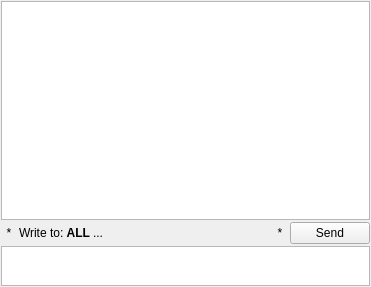
The window that src/GuiChat.ui (hwgao/beebeep) describes before a commit, drawn with Qt 5.
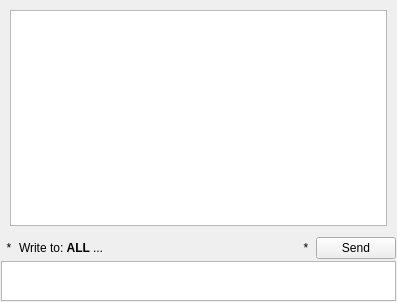
The same window after the commit. Custom widgets are drawn as their Qt base class.

Patch:
```diff
--- a/src/GuiChat.ui
+++ b/src/GuiChat.ui
@@ -6,8 +6,8 @@
    <rect>
     <x>0</x>
     <y>0</y>
-    <width>371</width>
-    <height>287</height>
+    <width>397</width>
+    <height>302</height>
    </rect>
   </property>
   <property name="sizePolicy">
@@ -19,7 +19,7 @@
   <property name="windowTitle">
    <string>Chat</string>
   </property>
-  <layout class="QGridLayout" name="gridLayout">
+  <layout class="QGridLayout" name="gridLayout_2">
    <property name="margin">
     <number>1</number>
    </property>
@@ -27,6 +27,19 @@
     <number>2</number>
    </property>
    <item row="0" column="0" colspan="5">
+    <widget class="QStackedWidget" name="mp_swChat">
+     <property name="sizePolicy">
+      <sizepolicy hsizetype="Expanding" vsizetype="Expanding">
+       <horstretch>0</horstretch>
+       <verstretch>0</verstretch>
+      </sizepolicy>
+     </property>
+     <property name="lineWidth">
+      <number>0</number>
+     </property>
+     <widget class="QWidget" name="mp_pageChatText">
+      <layout class="QGridLayout" name="gridLayout">
+       <item row="0" column="0">
     <widget class="QTextBrowser" name="mp_teChat">
      <property name="minimumSize">
       <size>
@@ -43,6 +56,11 @@
      <property name="textInteractionFlags">
       <set>Qt::TextBrowserInteraction</set>
      </property>
+        </widget>
+       </item>
+      </layout>
+     </widget>
+     <widget class="QWidget" name="page_2"/>
     </widget>
    </item>
    <item row="1" column="0">
```
Lines whose indentation alone changed are shown as unchanged.
